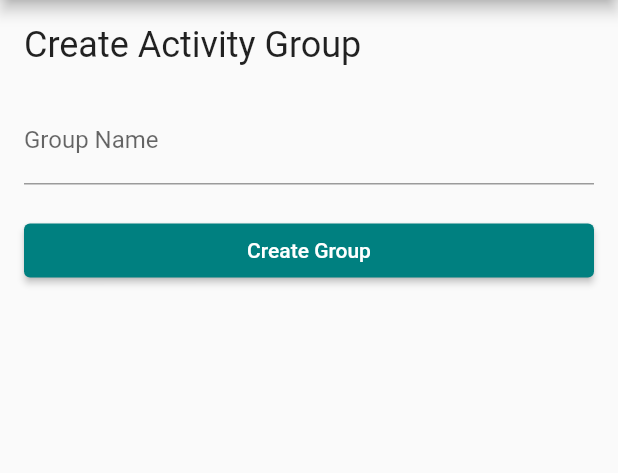
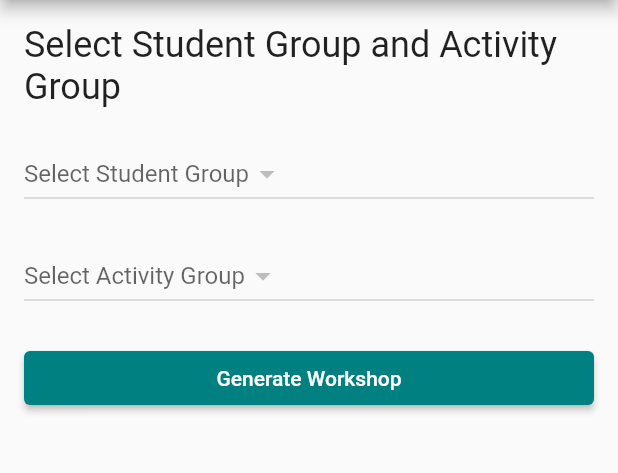
Before and after one commit to celestindeal/TeacherToolbox, a Flutter app: the screen it shows after launch, after a tap on "Go to Workshop", on a phone screen of 412 x 824 dp, the part 84-557 px from its top. Run offline on Flutter 3.47's test engine with Material 2 defaults, Android fonts, the phone set to English and light mode, and no system bars; our stand-ins replace shared_preferences.

Commit message:
fix : workshop

```diff
--- a/app_teacher_tool_box/lib/home_screen.dart
+++ b/app_teacher_tool_box/lib/home_screen.dart
@@ -1,5 +1,6 @@
 import 'package:app_teacher_tool_box/models/ActivityGroup.dart';
 import 'package:app_teacher_tool_box/utils/localActivityManager.dart';
+import 'package:app_teacher_tool_box/workshop_screen.dart';
 import 'package:flutter/material.dart';
 import 'package:app_teacher_tool_box/models/StudentGroup.dart';
 import 'package:app_teacher_tool_box/utils/localStudentsManager.dart';
@@ -31,6 +32,7 @@ class _HomeScreenState extends State<HomeScreen> {
     });
   }
 
+
   @override
   Widget build(BuildContext context) {
     return Scaffold(
@@ -46,7 +48,15 @@ class _HomeScreenState extends State<HomeScreen> {
             SizedBox(height: 20),
             ElevatedButton(
               onPressed: () {
-                Navigator.pushNamed(context, '/workshop');
+                Navigator.push(
+                  context,
+                  MaterialPageRoute(
+                    builder: (context) => WorkshopScreen(
+                      studentGroups: studentGroups,
+                      activityGroups: activityGroups,
+                    ),
+                  ),
+                );
               },
               child: Text('Go to Workshop'),
             ),
--- a/app_teacher_tool_box/lib/main.dart
+++ b/app_teacher_tool_box/lib/main.dart
@@ -34,7 +34,10 @@
       initialRoute: '/',
       routes: {
         '/': (context) => HomeScreen(),
-        '/workshop': (context) => WorkshopScreen(),
+        '/workshop': (context) => WorkshopScreen(
+              activityGroups: [],
+              studentGroups: [],
+            ),
         '/create': (context) => ClassCreationScreen(),
         '/create_Activity': (context) => ActivityCreationScreen(),
       },
--- a/app_teacher_tool_box/lib/models/Activity.dart
+++ b/app_teacher_tool_box/lib/models/Activity.dart
@@ -1,17 +1,25 @@
 class Activity {
   final String name;
+  final int number_students;
   final bool isMandatory;
 
-  Activity(this.name, this.isMandatory);
+  Activity(this.name, this.number_students, this.isMandatory);
 
   Map<String, dynamic> toJson() {
     return {
       'name': name,
+      'number_students': number_students,
       'isMandatory': isMandatory,
     };
   }
 
   factory Activity.fromJson(Map<String, dynamic> json) {
-    return Activity(json['name'], json['isMandatory']);
+    String name = json['name'] ?? '';
+    int numberStudents =
+        json.containsKey('number_students') ? json['number_students'] : 0;
+    bool isMandatory =
+        json.containsKey('isMandatory') ? json['isMandatory'] : false;
+
+    return Activity(name, numberStudents, isMandatory);
   }
 }
--- a/app_teacher_tool_box/lib/workshop_screen.dart
+++ b/app_teacher_tool_box/lib/workshop_screen.dart
@@ -1,15 +1,34 @@
 import 'package:app_teacher_tool_box/models/ActivityGroup.dart';
+import 'package:app_teacher_tool_box/models/StudentGroup.dart';
 import 'package:flutter/material.dart';
 
 class WorkshopScreen extends StatefulWidget {
+  final List<StudentGroup> studentGroups;
+  final List<ActivityGroup> activityGroups;
+
+  WorkshopScreen({
+    required this.studentGroups,
+    required this.activityGroups,
+  });
+
   @override
   _WorkshopScreenState createState() => _WorkshopScreenState();
 }
 
 class _WorkshopScreenState extends State<WorkshopScreen> {
-  List<ActivityGroup> activityGroups = []; // Liste des groupes d'activités
+  late StudentGroup selectedStudentGroup;
+  late ActivityGroup selectedActivityGroup;
 
-  final TextEditingController _groupNameController = TextEditingController();
+  @override
+  void initState() {
+    super.initState();
+    selectedStudentGroup = widget.studentGroups.isNotEmpty
+        ? widget.studentGroups.first
+        : StudentGroup('', []); // Remplacez les valeurs par défaut appropriées
+    selectedActivityGroup = widget.activityGroups.isNotEmpty
+        ? widget.activityGroups.first
+        : ActivityGroup('', []); // Remplacez les valeurs par défaut appropriées
+  }
 
   @override
   Widget build(BuildContext context) {
@@ -21,49 +40,57 @@ class _WorkshopScreenState extends State<WorkshopScreen> {
           crossAxisAlignment: CrossAxisAlignment.stretch,
           children: <Widget>[
             Text(
-              'Create Activity Group',
+              'Select Student Group and Activity Group',
               style: TextStyle(fontSize: 24),
             ),
             SizedBox(height: 20),
-            TextField(
-              controller: _groupNameController,
-              decoration: InputDecoration(labelText: 'Group Name'),
+            DropdownButton<StudentGroup>(
+              value: selectedStudentGroup,
+              hint: Text('Select Student Group'),
+              onChanged: (newValue) {
+                setState(() {
+                  selectedStudentGroup = newValue!;
+                });
+              },
+              items: widget.studentGroups.map<DropdownMenuItem<StudentGroup>>(
+                (StudentGroup group) {
+                  return DropdownMenuItem<StudentGroup>(
+                    value: group,
+                    child: Text(group.name),
+                  );
+                },
+              ).toList(),
+            ),
+            SizedBox(height: 20),
+            DropdownButton<ActivityGroup>(
+              value: selectedActivityGroup,
+              hint: Text('Select Activity Group'),
+              onChanged: (newValue) {
+                setState(() {
+                  selectedActivityGroup = newValue!;
+                });
+              },
+              items: widget.activityGroups.map<DropdownMenuItem<ActivityGroup>>(
+                (ActivityGroup group) {
+                  return DropdownMenuItem<ActivityGroup>(
+                    value: group,
+                    child: Text(group.name),
+                  );
+                },
+              ).toList(),
             ),
             SizedBox(height: 20),
             ElevatedButton(
               onPressed: () {
-                createActivityGroup();
+                // Appeler votre algorithme ici et afficher le planning
+                // (code à ajouter)
               },
-              child: Text('Create Group'),
+              child: Text('Generate Workshop'),
             ),
-            // Display existing activity groups
-            if (activityGroups.isNotEmpty) ...[
-              SizedBox(height: 20),
-              Text(
-                'Existing Activity Groups:',
-                style: TextStyle(fontSize: 20),
-              ),
-              Column(
-                crossAxisAlignment: CrossAxisAlignment.start,
-                children: activityGroups.map((group) {
-                  return Text(group.name);
-                }).toList(),
-              ),
-            ],
+            // Affichage du planning (code à ajouter)
           ],
         ),
       ),
     );
   }
-
-  void createActivityGroup() {
-    String groupName = _groupNameController.text;
-    if (groupName.isNotEmpty) {
-      ActivityGroup newGroup = ActivityGroup(groupName, []);
-      setState(() {
-        activityGroups.add(newGroup);
-      });
-      _groupNameController.clear();
-    }
-  }
 }
```
Also changed, not shown: app_teacher_tool_box/lib/creation_activity_screen.dart (+44 -10 lines).
